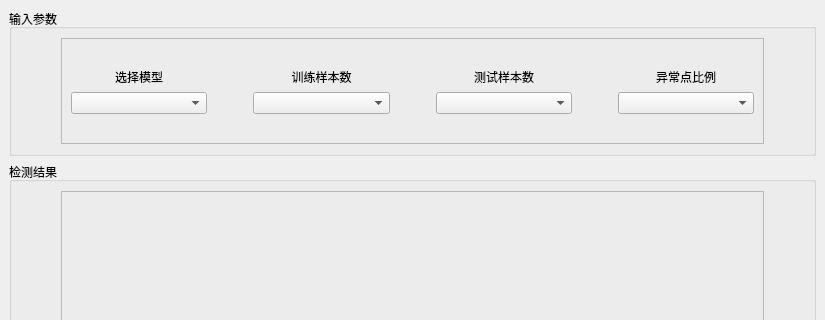
Above: UserInterface.ui from cgsdfc/outlier-detection-ui before the change; both pictures show x 0 to 825 and y 0 to 320 of the 825 by 590 pixel window. Below: the same form after it.
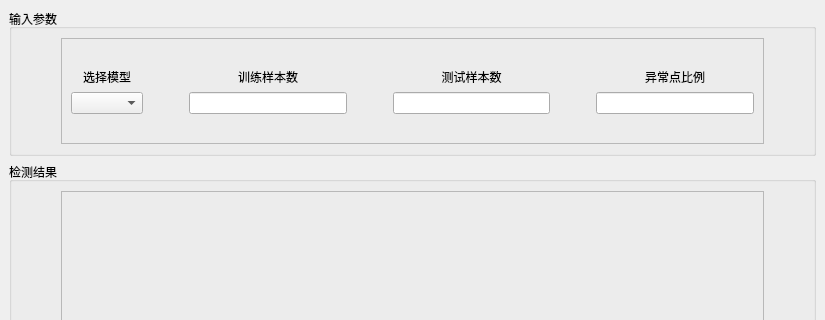
That is the form after the change. Icons and pictures are not drawn.

```diff
--- a/UserInterface.ui
+++ b/UserInterface.ui
@@ -1361,7 +1361,7 @@
              </property>
              <layout class="QGridLayout" name="gridLayout_5">
               <item row="1" column="1">
-               <layout class="QGridLayout" name="gridLayout_4" rowstretch="2,3">
+               <layout class="QGridLayout" name="gridLayout_4" rowstretch="1,1">
                 <item row="1" column="0">
                  <widget class="QComboBox" name="cbModelName"/>
                 </item>
@@ -1391,9 +1391,6 @@
                   </property>
                  </spacer>
                 </item>
-                <item row="1" column="4">
-                 <widget class="QComboBox" name="cbNumTest"/>
-                </item>
                 <item row="0" column="6">
                  <widget class="QLabel" name="label_4">
                   <property name="text">
@@ -1414,12 +1411,6 @@
                   </property>
                  </widget>
                 </item>
-                <item row="1" column="6">
-                 <widget class="QComboBox" name="cbRatio"/>
-                </item>
-                <item row="1" column="2">
-                 <widget class="QComboBox" name="cbNumTrain"/>
-                </item>
                 <item row="0" column="4">
                  <widget class="QLabel" name="label_3">
                   <property name="text">
@@ -1462,6 +1453,15 @@
                   </property>
                  </spacer>
                 </item>
+                <item row="1" column="2">
+                 <widget class="QLineEdit" name="leNumTrain"/>
+                </item>
+                <item row="1" column="4">
+                 <widget class="QLineEdit" name="leNumTest"/>
+                </item>
+                <item row="1" column="6">
+                 <widget class="QLineEdit" name="leOutlierRate"/>
+                </item>
                </layout>
               </item>
               <item row="2" column="1">
```
